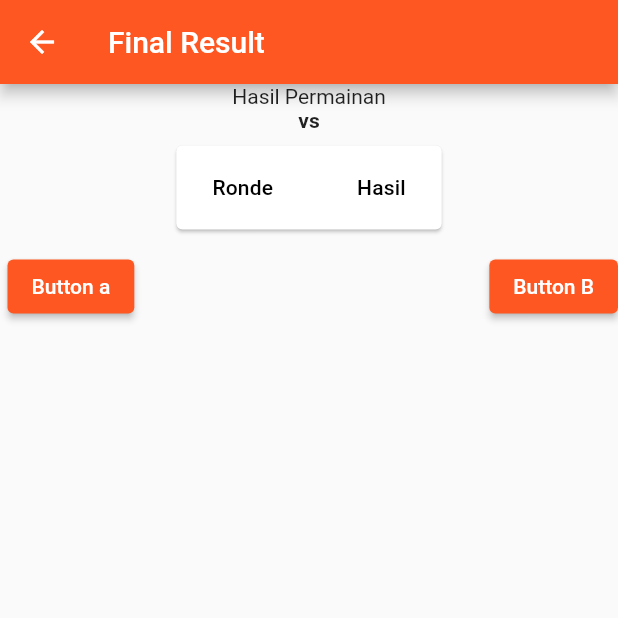
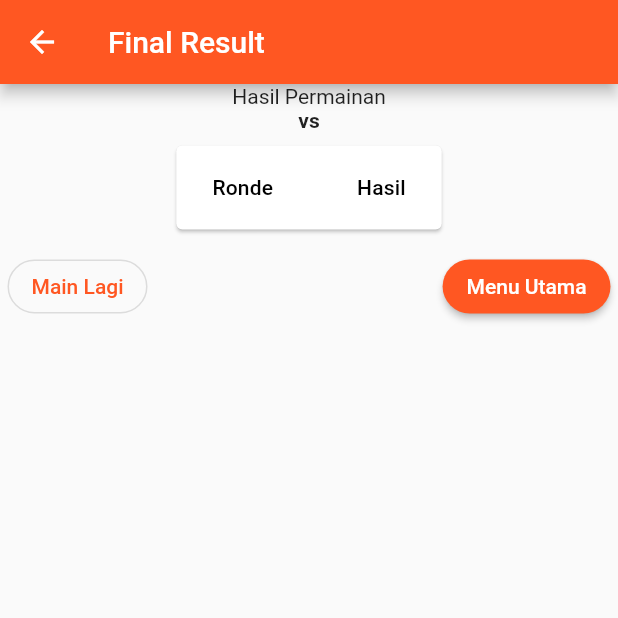
Before and after one commit to blixondi/MatiMurupSquare, a Flutter app: the FinalResult screen opened directly with empty values, on a phone screen of 412 x 824 dp, the top half of it. Run offline on Flutter 3.47's test engine with Material 2 defaults, Android fonts, the phone set to English and light mode, and no system bars; our stand-ins replace shared_preferences; accounts and stored records are empty.

Commit message:
95% done, sisa layouting

```diff
--- a/lib/screen/finalresult.dart
+++ b/lib/screen/finalresult.dart
@@ -1,4 +1,6 @@
 import 'package:flutter/material.dart';
+import 'package:project_160420033/screen/game.dart';
+import 'package:project_160420033/screen/mainmenu.dart';
 
 class FinalResult extends StatelessWidget {
   final List<String> roundList;
@@ -44,13 +46,39 @@ class FinalResult extends StatelessWidget {
               mainAxisAlignment: MainAxisAlignment.spaceBetween,
               children: <Widget>[
                 Padding(
-                    padding: EdgeInsets.fromLTRB(5, 0, 0, 0),
+                  padding: EdgeInsets.fromLTRB(5, 0, 0, 0),
+                  child: OutlinedButton(
+                      style: ButtonStyle(
+                          shape:
+                              MaterialStateProperty.all<RoundedRectangleBorder>(
+                                  RoundedRectangleBorder(
+                                      borderRadius:
+                                          BorderRadius.circular(20)))),
+                      onPressed: () {
+                          Navigator.pushAndRemoveUntil(
+                              context,
+                              MaterialPageRoute(
+                                  builder: ((context) => Game())),
+                              ModalRoute.withName('/game'));
+                        },
+                      child: Text('Main Lagi')),
+                ),
+                Padding(
+                    padding: EdgeInsets.fromLTRB(0, 0, 5, 0),
                     child: ElevatedButton(
-                        onPressed: () {}, child: Text('Button a'))),
-                Padding(
-                    padding: EdgeInsets.fromLTRB(5, 0, 0, 0),
-                    child: ElevatedButton(
-                        onPressed: () {}, child: Text('Button B'))),
+                        style: ButtonStyle(
+                            shape: MaterialStateProperty.all<
+                                    RoundedRectangleBorder>(
+                                RoundedRectangleBorder(
+                                    borderRadius: BorderRadius.circular(20)))),
+                        onPressed: () {
+                          Navigator.pushAndRemoveUntil(
+                              context,
+                              MaterialPageRoute(
+                                  builder: ((context) => MainMenu())),
+                              ModalRoute.withName('/'));
+                        },
+                        child: Text('Menu Utama'))),
               ],
             )
           ],
--- a/lib/screen/game.dart
+++ b/lib/screen/game.dart
@@ -91,7 +91,7 @@ class _GameState extends State<Game> {
 
   startTimer() {
     _boleh_klik = false;
-    _timer = Timer.periodic(Duration(milliseconds: 500), (timer) {
+    _timer = Timer.periodic(Duration(milliseconds: 100), (timer) {
       setState(() {
         _hitung--;
         if (_hitung <= 0) {
```
